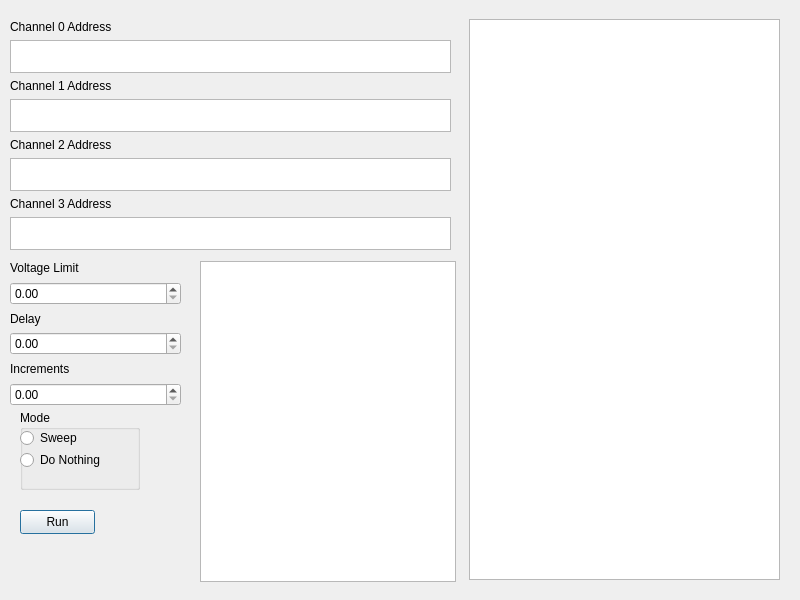
SprocketTools/CircuitProber171, file CircuitProber.ui: the form before one commit.
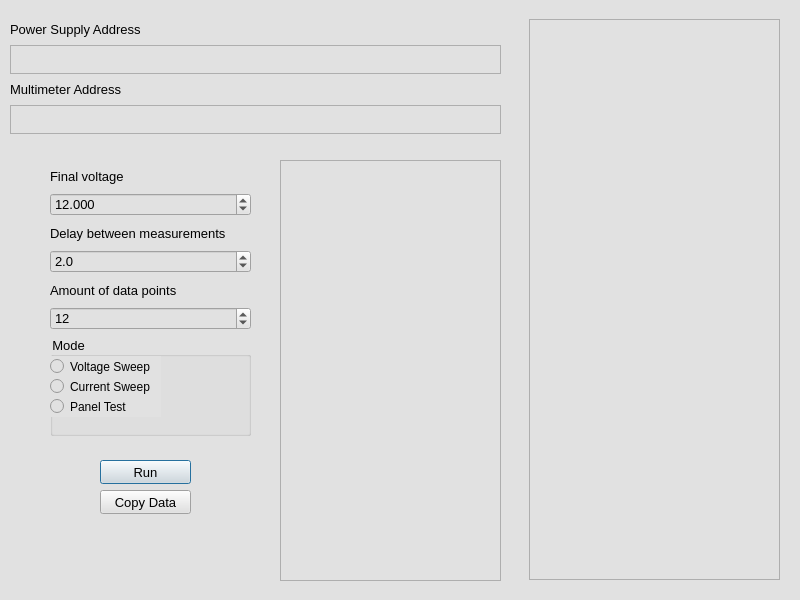
The form after the commit.

What changed in the file:
```diff
--- a/CircuitProber.ui
+++ b/CircuitProber.ui
@@ -12,70 +12,71 @@
   </property>
   <property name="font">
    <font>
+    <family>Tahoma</family>
+    <pointsize>10</pointsize>
+    <italic>false</italic>
     <bold>false</bold>
    </font>
   </property>
   <property name="windowTitle">
    <string>CircuitProber</string>
   </property>
+  <property name="styleSheet">
+   <string notr="true">background-color: rgb(225, 225, 225);
+font: 10pt &quot;Tahoma&quot;</string>
+  </property>
   <widget class="QWidget" name="verticalLayoutWidget">
    <property name="geometry">
     <rect>
      <x>10</x>
      <y>20</y>
-     <width>441</width>
-     <height>231</height>
+     <width>491</width>
+     <height>114</height>
     </rect>
    </property>
    <layout class="QVBoxLayout" name="verticalLayout">
     <item>
      <widget class="QLabel" name="label">
       <property name="text">
-       <string>Channel 0 Address</string>
+       <string>Power Supply Address</string>
       </property>
      </widget>
     </item>
     <item>
-     <widget class="QTextEdit" name="channel_0"/>
+     <widget class="QTextEdit" name="channel_0">
+      <property name="maximumSize">
+       <size>
+        <width>16777215</width>
+        <height>29</height>
+       </size>
+      </property>
+     </widget>
     </item>
     <item>
      <widget class="QLabel" name="label_2">
       <property name="text">
-       <string>Channel 1 Address</string>
+       <string>Multimeter Address</string>
       </property>
      </widget>
     </item>
     <item>
-     <widget class="QTextEdit" name="channel_1"/>
-    </item>
-    <item>
-     <widget class="QLabel" name="label_3">
-      <property name="text">
-       <string>Channel 2 Address</string>
+     <widget class="QTextEdit" name="channel_1">
+      <property name="maximumSize">
+       <size>
+        <width>16777215</width>
+        <height>29</height>
+       </size>
       </property>
      </widget>
     </item>
-    <item>
-     <widget class="QTextEdit" name="channel_2"/>
-    </item>
-    <item>
-     <widget class="QLabel" name="label_4">
-      <property name="text">
-       <string>Channel 3 Address</string>
-      </property>
-     </widget>
-    </item>
-    <item>
-     <widget class="QTextEdit" name="channel_3"/>
-    </item>
    </layout>
   </widget>
   <widget class="QWidget" name="verticalLayoutWidget_2">
    <property name="geometry">
     <rect>
-     <x>469</x>
+     <x>529</x>
      <y>19</y>
-     <width>311</width>
+     <width>251</width>
      <height>561</height>
     </rect>
    </property>
@@ -95,110 +96,166 @@
     </item>
    </layout>
   </widget>
-  <widget class="QPushButton" name="run_button">
-   <property name="geometry">
-    <rect>
-     <x>20</x>
-     <y>510</y>
-     <width>75</width>
-     <height>24</height>
-    </rect>
-   </property>
-   <property name="text">
-    <string>Run</string>
-   </property>
-  </widget>
-  <widget class="QGroupBox" name="setting_group">
-   <property name="geometry">
-    <rect>
-     <x>20</x>
-     <y>410</y>
-     <width>120</width>
-     <height>80</height>
-    </rect>
-   </property>
-   <property name="title">
-    <string>Mode</string>
-   </property>
-   <widget class="QRadioButton" name="sweep_radio">
-    <property name="geometry">
-     <rect>
-      <x>0</x>
-      <y>20</y>
-      <width>89</width>
-      <height>16</height>
-     </rect>
-    </property>
-    <property name="text">
-     <string>Sweep</string>
-    </property>
-   </widget>
-   <widget class="QRadioButton" name="nothing_radio">
-    <property name="geometry">
-     <rect>
-      <x>0</x>
-      <y>40</y>
-      <width>89</width>
-      <height>20</height>
-     </rect>
-    </property>
-    <property name="text">
-     <string>Do Nothing</string>
-    </property>
-   </widget>
-  </widget>
   <widget class="QWidget" name="verticalLayoutWidget_3">
    <property name="geometry">
     <rect>
-     <x>10</x>
-     <y>260</y>
-     <width>171</width>
-     <height>146</height>
+     <x>50</x>
+     <y>165</y>
+     <width>201</width>
+     <height>271</height>
     </rect>
    </property>
    <layout class="QVBoxLayout" name="verticalLayout_3">
     <item>
      <widget class="QLabel" name="label_5">
       <property name="text">
-       <string>Voltage Limit</string>
+       <string>Final voltage</string>
       </property>
      </widget>
     </item>
     <item>
-     <widget class="QDoubleSpinBox" name="volt_limit"/>
+     <widget class="QDoubleSpinBox" name="volt_limit">
+      <property name="decimals">
+       <number>3</number>
+      </property>
+      <property name="value">
+       <double>12.000000000000000</double>
+      </property>
+     </widget>
     </item>
     <item>
      <widget class="QLabel" name="label_6">
       <property name="text">
-       <string>Delay</string>
+       <string>Delay between measurements</string>
       </property>
      </widget>
     </item>
     <item>
-     <widget class="QDoubleSpinBox" name="curr_limit"/>
+     <widget class="QDoubleSpinBox" name="curr_limit">
+      <property name="decimals">
+       <number>1</number>
+      </property>
+      <property name="value">
+       <double>2.000000000000000</double>
+      </property>
+     </widget>
     </item>
     <item>
      <widget class="QLabel" name="label_7">
       <property name="text">
-       <string>Increments</string>
+       <string>Amount of data points</string>
       </property>
      </widget>
     </item>
     <item>
-     <widget class="QDoubleSpinBox" name="increment_setting"/>
+     <widget class="QDoubleSpinBox" name="increment_setting">
+      <property name="decimals">
+       <number>0</number>
+      </property>
+      <property name="maximum">
+       <double>250.000000000000000</double>
+      </property>
+      <property name="value">
+       <double>12.000000000000000</double>
+      </property>
+     </widget>
+    </item>
+    <item>
+     <widget class="QGroupBox" name="setting_group">
+      <property name="minimumSize">
+       <size>
+        <width>0</width>
+        <height>100</height>
+       </size>
+      </property>
+      <property name="baseSize">
+       <size>
+        <width>0</width>
+        <height>300</height>
+       </size>
+      </property>
+      <property name="title">
+       <string>Mode</string>
+      </property>
+      <widget class="QRadioButton" name="voltage_radio">
+       <property name="geometry">
+        <rect>
+         <x>0</x>
+         <y>20</y>
+         <width>111</width>
+         <height>21</height>
+        </rect>
+       </property>
+       <property name="text">
+        <string>Voltage Sweep</string>
+       </property>
+      </widget>
+      <widget class="QRadioButton" name="nothing_radio">
+       <property name="geometry">
+        <rect>
+         <x>0</x>
+         <y>60</y>
+         <width>111</width>
+         <height>21</height>
+        </rect>
+       </property>
+       <property name="text">
+        <string>Panel Test</string>
+       </property>
+      </widget>
+      <widget class="QRadioButton" name="current_radio">
+       <property name="geometry">
+        <rect>
+         <x>0</x>
+         <y>40</y>
+         <width>111</width>
+         <height>21</height>
+        </rect>
+       </property>
+       <property name="text">
+        <string>Current Sweep</string>
+       </property>
+      </widget>
+     </widget>
     </item>
    </layout>
   </widget>
   <widget class="QTextBrowser" name="console_out">
    <property name="geometry">
     <rect>
-     <x>200</x>
-     <y>261</y>
-     <width>256</width>
-     <height>321</height>
+     <x>280</x>
+     <y>160</y>
+     <width>221</width>
+     <height>421</height>
     </rect>
    </property>
   </widget>
+  <widget class="QPushButton" name="run_button">
+   <property name="geometry">
+    <rect>
+     <x>100</x>
+     <y>460</y>
+     <width>91</width>
+     <height>24</height>
+    </rect>
+   </property>
+   <property name="text">
+    <string>Run</string>
+   </property>
+  </widget>
+  <widget class="QPushButton" name="copy_button">
+   <property name="geometry">
+    <rect>
+     <x>100</x>
+     <y>490</y>
+     <width>91</width>
+     <height>24</height>
+    </rect>
+   </property>
+   <property name="text">
+    <string>Copy Data</string>
+   </property>
+  </widget>
  </widget>
  <resources/>
  <connections/>
```
